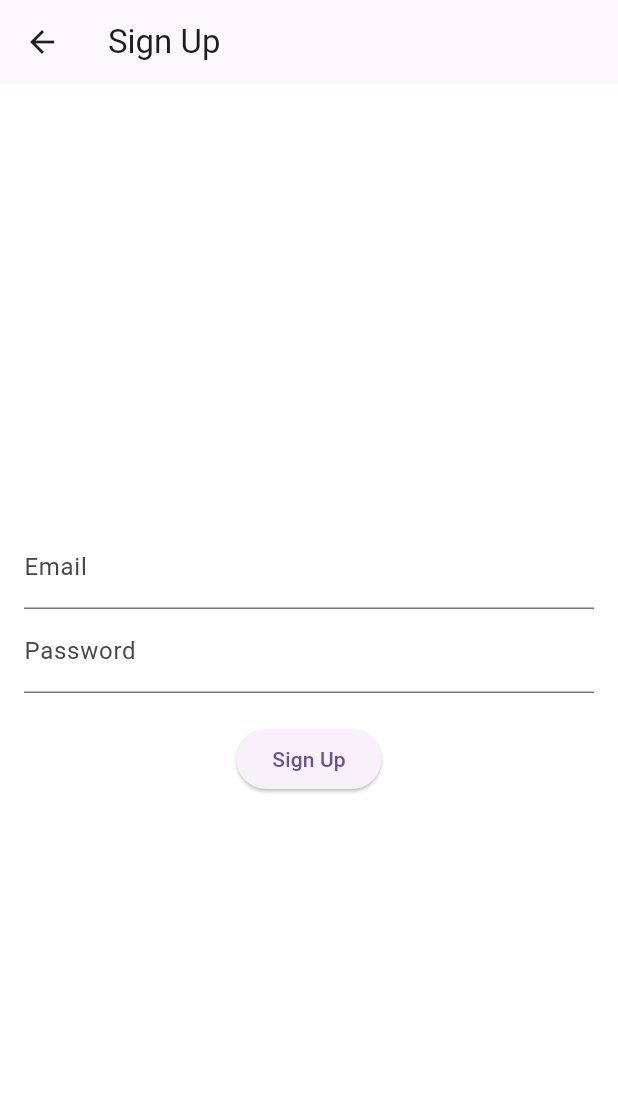
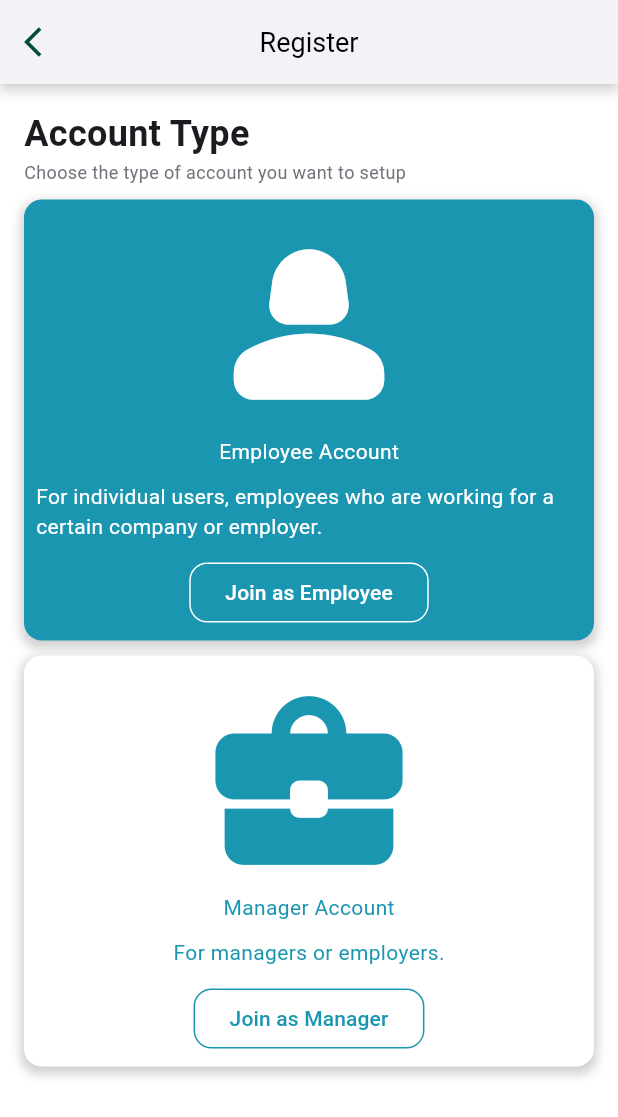
Before and after one commit to Sprints-Flutter-Bootcamp-Projects/GPS-Attendance-App, a Flutter app: the LoginScreen screen opened directly, after a tap on "Register Now", on a phone screen of 412 x 824 dp. Shown: the top 1117 px of the screen. Run offline on Flutter 3.47's test engine with Material 3 defaults, Android fonts, the phone set to English and light mode, and no system bars; our stand-ins replace cloud_firestore, firebase_auth, firebase_core, geolocator, google_maps_flutter; accounts and stored records are empty.

Commit message:
created the accout types screen

```diff
--- /dev/null
+++ b/lib/features/authentication/screens/account_type.dart
@@ -0,0 +1,39 @@
+import 'package:flutter/material.dart';
+import 'package:gps_attendance/features/authentication/widgets/account_card.dart';
+import 'package:gps_attendance/widgets/appbar.dart';
+
+class AccountsPage extends StatelessWidget {
+  const AccountsPage({super.key});
+
+  @override
+  Widget build(BuildContext context) {
+    return Scaffold(
+      appBar: CustomAppBar(title: "Register"),
+      body: Padding(
+        padding: EdgeInsets.all(16.0),
+        child: Column(
+          children: [
+            Column(
+              mainAxisAlignment: MainAxisAlignment.start,
+              crossAxisAlignment: CrossAxisAlignment.start,
+              children: [
+                Text(
+                  "Account Type",
+                  style: TextStyle(fontSize: 24, fontWeight: FontWeight.bold),
+                ),
+                Text(
+                  "Choose the type of account you want to setup",
+                  style: TextStyle(fontSize: 12, color: Color(0xFF71727A)),
+                ),
+                const SizedBox(height: 10),
+                accountCard(employee: true),
+                const SizedBox(height: 10),
+                accountCard(employee: false)
+              ],
+            )
+          ],
+        ),
+      ),
+    );
+  }
+}
--- a/lib/features/authentication/screens/login_screen.dart
+++ b/lib/features/authentication/screens/login_screen.dart
@@ -1,6 +1,7 @@
 // ignore_for_file: public_member_api_docs, sort_constructors_first
 import 'package:flutter/material.dart';
 import 'package:gps_attendance/core/utils/app_colors.dart';
+import 'package:gps_attendance/features/authentication/screens/account_type.dart';
 
 import 'package:gps_attendance/features/authentication/screens/signup_screen.dart';
 import 'package:gps_attendance/widgets/nice_button.dart';
@@ -168,7 +169,7 @@ class _LoginScreenState extends State<LoginScreen> {
                         Navigator.push(
                           context,
                           MaterialPageRoute(
-                              builder: (context) => SignUpScreen()),
+                              builder: (context) => AccountsPage()),
                         );
                       },
                       child: Text(
--- /dev/null
+++ b/lib/features/authentication/widgets/account_card.dart
@@ -0,0 +1,67 @@
+import 'package:flutter/material.dart';
+
+Widget accountCard({required bool employee}) {
+  // Define properties based on account type
+  final cardColor = employee ? Color.fromARGB(255, 26, 150, 177) : Colors.white;
+
+  final textColor = employee ? Colors.white : Color.fromARGB(255, 26, 150, 177);
+
+  final icon = employee
+      ? const Icon(Icons.person_2_rounded, size: 150, color: Colors.white)
+      : Icon(Icons.business_center_rounded, size: 150, color: textColor);
+
+  final title = employee ? "Employee Account" : "Manager Account";
+
+  final description = employee
+      ? "For individual users, employees who are working for a certain company or employer."
+      : "For managers or employers.";
+
+  final buttonText = employee ? "Join as Employee" : "Join as Manager";
+
+  return Container(
+    padding: const EdgeInsets.all(0.0),
+    decoration: BoxDecoration(
+      color: cardColor,
+      borderRadius: BorderRadius.circular(12.0),
+      boxShadow: [
+        BoxShadow(
+          color: Colors.grey.withOpacity(0.5),
+          spreadRadius: 2,
+          blurRadius: 5,
+          offset: const Offset(0, 3),
+        ),
+      ],
+    ),
+    child: SizedBox(
+      width: double.infinity,
+      child: Padding(
+        padding: const EdgeInsets.all(8.0),
+        child: Column(
+          mainAxisAlignment: MainAxisAlignment.center,
+          crossAxisAlignment: CrossAxisAlignment.center,
+          children: [
+            icon,
+            Text(title, style: TextStyle(color: textColor)),
+            const SizedBox(height: 10),
+            Text(description, style: TextStyle(color: textColor)),
+            const SizedBox(height: 10),
+            OutlinedButton(
+              style: ButtonStyle(
+                shape: WidgetStateProperty.all<RoundedRectangleBorder>(
+                  RoundedRectangleBorder(
+                    borderRadius: BorderRadius.circular(12.0),
+                  ),
+                ),
+                side: WidgetStateProperty.all(
+                  BorderSide(color: textColor),
+                ), // Set outline color to white
+              ),
+              onPressed: () {},
+              child: Text(buttonText, style: TextStyle(color: textColor)),
+            ),
+          ],
+        ),
+      ),
+    ),
+  );
+}
--- a/lib/widgets/appbar.dart
+++ b/lib/widgets/appbar.dart
@@ -1,38 +1,34 @@
-// import 'package:flutter/cupertino.dart';
-// import 'package:flutter/material.dart';
+import 'package:flutter/material.dart';
 
-// class CupertinoAppBarExample extends StatelessWidget {
-//   @override
-//   Widget build(BuildContext context) {
-//     return CupertinoPageScaffold(
-//       navigationBar: CupertinoNavigationBar(
-//         backgroundColor: Color.fromARGB(255, 26, 150, 177), // Custom background color
-//         trailing: GestureDetector(
-//           onTap: () {
-//             print("Trailing action triggered");
-//           },
-//           child: Icon(CupertinoIcons.settings), // Add icons to navigation bar
-//         ),
-//       ),
-//       child: ,
-//     );
-//   }
-// }
+class CustomAppBar extends StatelessWidget implements PreferredSizeWidget {
+  final String title;
+  final VoidCallback? onBack;
 
+  const CustomAppBar({
+    Key? key,
+    required this.title,
+    this.onBack,
+  }) : super(key: key);
 
-//  appBar: CupertinoNavigationBar(
-//         backgroundColor: Color.fromARGB(255, 26, 150, 177),
-//         trailing: Row(
-//             mainAxisAlignment: MainAxisAlignment.end,
-//             children: [
-//               SizedBox(
-//                 width: 5,
-//                 height: 5,
-//                 child: Icon(CupertinoIcons.wifi)),
-//               SizedBox(
-//                 width: 5,
-//                 height: 5,
-//                 child: Icon(CupertinoIcons.battery_full))
-//             ],
-//           ),
-//       ),
+  @override
+  Widget build(BuildContext context) {
+    return AppBar(
+      iconTheme: IconThemeData(color: Colors.teal[900]),
+      backgroundColor: Colors.white,
+      shadowColor: Colors.grey[100],
+      elevation: 3,
+      centerTitle: true,
+      leading: IconButton(
+        onPressed: onBack ?? () => Navigator.pop(context),
+        icon: const Icon(Icons.arrow_back_ios),
+      ),
+      title: Text(
+        title,
+        style: TextStyle(fontSize: 18, color: Colors.black),
+      ),
+    );
+  }
+
+  @override
+  Size get preferredSize => const Size.fromHeight(kToolbarHeight);
+}
```
